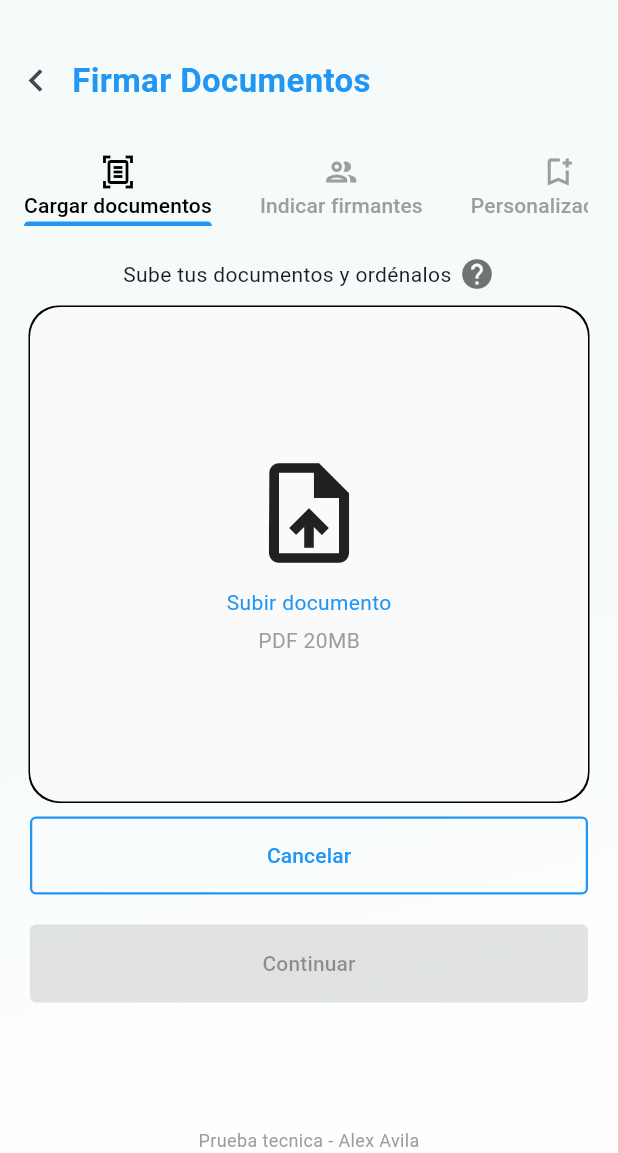
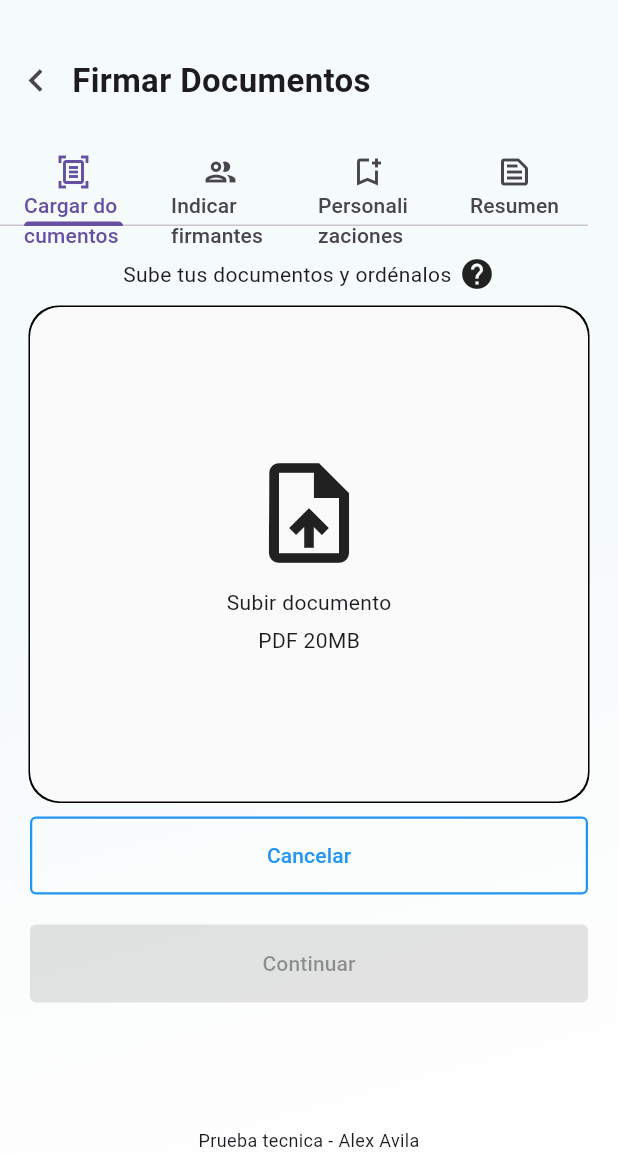
Before and after one commit to Alexisrodri/prueba_tecnica_tl, a Flutter app: the SingDocumentScreen screen opened by its route, after a tap on "Cancelar", after a tap on "Firmar Documentos", on a phone screen of 412 x 824 dp, the part 83-1236 px from its top. Run offline on Flutter 3.47's test engine with Material 3 defaults, Android fonts, the light colour scheme and no system bars; our stand-ins replace file_picker, flutter_riverpod, go_router, isar; missing offline and left inert: syncfusion_flutter_pdfviewer; accounts and stored records are empty; generated files the repository leaves out were written again.

Commit message:
Colores primarios

```diff
--- a/lib/config/theme/theme.dart
+++ b/lib/config/theme/theme.dart
@@ -19,15 +19,21 @@ class AppTheme {
   AppTheme({
     this.selectedColor = 0,
     this.isDarkmode = false,
-  })  : assert(selectedColor >= 0, 'Selected color must be greater then 0'),
+  })  : assert(selectedColor >= 0,
+            'Selected color must be greater than or equal to 0'),
         assert(selectedColor < colorList.length,
-            'Selected color must be less or equal than ${colorList.length - 1}');
+            'Selected color must be less than ${colorList.length}');
 
   ThemeData getTheme() => ThemeData(
         useMaterial3: true,
         brightness: isDarkmode ? Brightness.dark : Brightness.light,
-        colorSchemeSeed: colorList[selectedColor],
-        appBarTheme: const AppBarTheme(centerTitle: false),
+        // colorSchemeSeed: colorList[selectedColor],
+        primaryColor: colorList[selectedColor],
+        appBarTheme: const AppBarTheme(
+          centerTitle: false,
+          elevation: 0, // Opcional: Elimina la sombra del AppBar
+        ),
+        // Agrega más configuraciones según sea necesario
       );
 
   AppTheme copyWith({int? selectedColor, bool? isDarkmode}) => AppTheme(
--- a/lib/screens/documents/load_documents.dart
+++ b/lib/screens/documents/load_documents.dart
@@ -89,7 +89,9 @@ class LocalDocumentsState extends ConsumerState<LocalDocuments> {
               ),
               const Text(
                 'Prueba tecnica - Alex Avila',
-                style: TextStyle(fontSize: 12, color: Colors.grey),
+                style: TextStyle(
+                  fontSize: 12,
+                ),
               ),
             ],
           ),
@@ -114,7 +116,9 @@ class FilePickerDocuments extends ConsumerWidget {
             children: [
               Text('Sube tus documentos y ordénalos'),
               SizedBox(width: 5),
-              Icon(Icons.help, color: Colors.black54),
+              Icon(
+                Icons.help,
+              ),
             ],
           ),
           const SizedBox(height: 10),
@@ -131,7 +135,9 @@ class FilePickerDocuments extends ConsumerWidget {
                 color: const Color(0xFFFAFAFA),
                 borderRadius: BorderRadius.circular(20),
                 boxShadow: const [
-                  BoxShadow(color: Colors.black, spreadRadius: 1)
+                  BoxShadow(
+                    spreadRadius: 1,
+                  )
                 ],
               ),
               height: MediaQuery.of(context).size.height / 2.5,
@@ -142,9 +148,13 @@ class FilePickerDocuments extends ConsumerWidget {
                 children: [
                   Icon(Icons.upload_file_outlined, size: 80),
                   SizedBox(height: 10),
-                  Text('Subir documento', style: TextStyle(color: Colors.blue)),
+                  Text(
+                    'Subir documento',
+                  ),
                   SizedBox(height: 5),
-                  Text('PDF 20MB', style: TextStyle(color: Colors.grey)),
+                  Text(
+                    'PDF 20MB',
+                  ),
                 ],
               ),
             ),
@@ -163,7 +173,9 @@ class FilePickerDocuments extends ConsumerWidget {
           ),
           const Spacer(),
           const Text('Prueba tecnica - Alex Avila',
-              style: TextStyle(fontSize: 12, color: Colors.grey)),
+              style: TextStyle(
+                fontSize: 12,
+              )),
         ],
       ),
     );
--- a/lib/screens/documents/resume.dart
+++ b/lib/screens/documents/resume.dart
@@ -41,7 +41,6 @@ class _ResumeDocumentsState extends State<ResumeDocuments> {
           const Icon(
             Icons.check_circle,
             size: 90,
-            color: Colors.green,
           ),
           CustomButton(
             text: 'Firmar otro documento',
@@ -78,7 +77,6 @@ class _ResumeDocumentsState extends State<ResumeDocuments> {
               const Labels(
                 text: 'Se enviaran los documentos a:',
                 size: 12,
-                color: Colors.black87,
               ),
               const SizedBox(
                 height: 10,
@@ -101,7 +99,6 @@ class _ResumeDocumentsState extends State<ResumeDocuments> {
               ),
               const Labels(
                 text: 'Documento',
-                color: Colors.black54,
                 size: 15,
                 secondText: 'Contrato de Arrendamiento',
               ),
--- a/lib/screens/documents/sign_document.dart
+++ b/lib/screens/documents/sign_document.dart
@@ -23,9 +23,9 @@ class BuildSignersTab extends ConsumerWidget {
             const Text(
               'Tu Firma',
               style: TextStyle(
-                  fontSize: 24,
-                  fontWeight: FontWeight.bold,
-                  color: Colors.blue),
+                fontSize: 24,
+                fontWeight: FontWeight.bold,
+              ),
             ),
             const SizedBox(height: 8),
             const Text(
@@ -34,7 +34,9 @@ class BuildSignersTab extends ConsumerWidget {
             ),
             const Text(
               'paul.quinonez@todolegal.com',
-              style: TextStyle(fontSize: 14, color: Colors.grey),
+              style: TextStyle(
+                fontSize: 14,
+              ),
             ),
             const SizedBox(height: 20),
             const Row(
@@ -42,7 +44,9 @@ class BuildSignersTab extends ConsumerWidget {
               children: [
                 Text(
                   'Seleccionar certificado',
-                  style: TextStyle(fontSize: 14, color: Colors.blue),
+                  style: TextStyle(
+                    fontSize: 14,
+                  ),
                 ),
               ],
             ),
@@ -88,7 +92,9 @@ class BuildSignersTab extends ConsumerWidget {
             const SizedBox(height: 20),
             const Text(
               'Prueba tecnica - Alex Avila',
-              style: TextStyle(fontSize: 12, color: Colors.grey),
+              style: TextStyle(
+                fontSize: 12,
+              ),
             ),
           ],
         ),
--- a/lib/screens/documents/signs_documents.dart
+++ b/lib/screens/documents/signs_documents.dart
@@ -56,7 +56,7 @@ class _SingDocumentScreenState extends State<SingDocumentScreen>
                     const Text(
                       'Firmar Documentos',
                       style: TextStyle(
-                        color: Colors.blue,
+                        // color: Colors.blue,
                         fontSize: 22,
                         fontWeight: FontWeight.w700,
                       ),
@@ -69,13 +69,13 @@ class _SingDocumentScreenState extends State<SingDocumentScreen>
                 child: Expanded(
                   child: TabBar(
                     controller: _tabController,
-                    labelColor: Colors.black,
-                    unselectedLabelColor: Colors.grey,
-                    dividerColor: Colors.transparent,
-                    indicatorColor: Colors.blue,
-                    isScrollable: true,
-                    tabAlignment: TabAlignment.start,
-                    physics: const BouncingScrollPhysics(),
+                    // labelColor: Colors.black,
+                    // unselectedLabelColor: Colors.grey,
+                    // dividerColor: Colors.transparent,
+                    // indicatorColor: Colors.blue,
+                    // isScrollable: true,
+                    // tabAlignment: TabAlignment.start,
+                    // physics: const BouncingScrollPhysics(),
                     tabs: const [
                       Tab(
                         child: Column(
--- a/lib/screens/home/home_screen.dart
+++ b/lib/screens/home/home_screen.dart
@@ -9,7 +9,7 @@ class HomeScreen extends StatelessWidget {
   Widget build(BuildContext context) {
     return SafeArea(
       child: Scaffold(
-        backgroundColor: Colors.transparent,
+        // backgroundColor: Colors.transparent,
         drawer: const Drawer(),
         appBar: customAppbar(context),
         body: Stack(
@@ -45,7 +45,10 @@ class HomeScreen extends StatelessWidget {
               // width: double.infinity,
               child: Text(
                 'Prueba tecnica : Alex avila',
-                style: TextStyle(fontSize: 12, color: Colors.grey),
+                style: TextStyle(
+                  fontSize: 12,
+                  // color: Colors.grey,
+                ),
               ),
             )
           ],
--- a/lib/widgets/customs/custom_input.dart
+++ b/lib/widgets/customs/custom_input.dart
@@ -30,8 +30,10 @@ class CustomInputState extends State<CustomInput> {
       children: [
         Text(
           widget.label,
-          style:
-              const TextStyle(color: Colors.blue, fontWeight: FontWeight.w500),
+          style: const TextStyle(
+            color: Colors.blue,
+            fontWeight: FontWeight.w500,
+          ),
         ),
         const SizedBox(
           height: 5,
```
